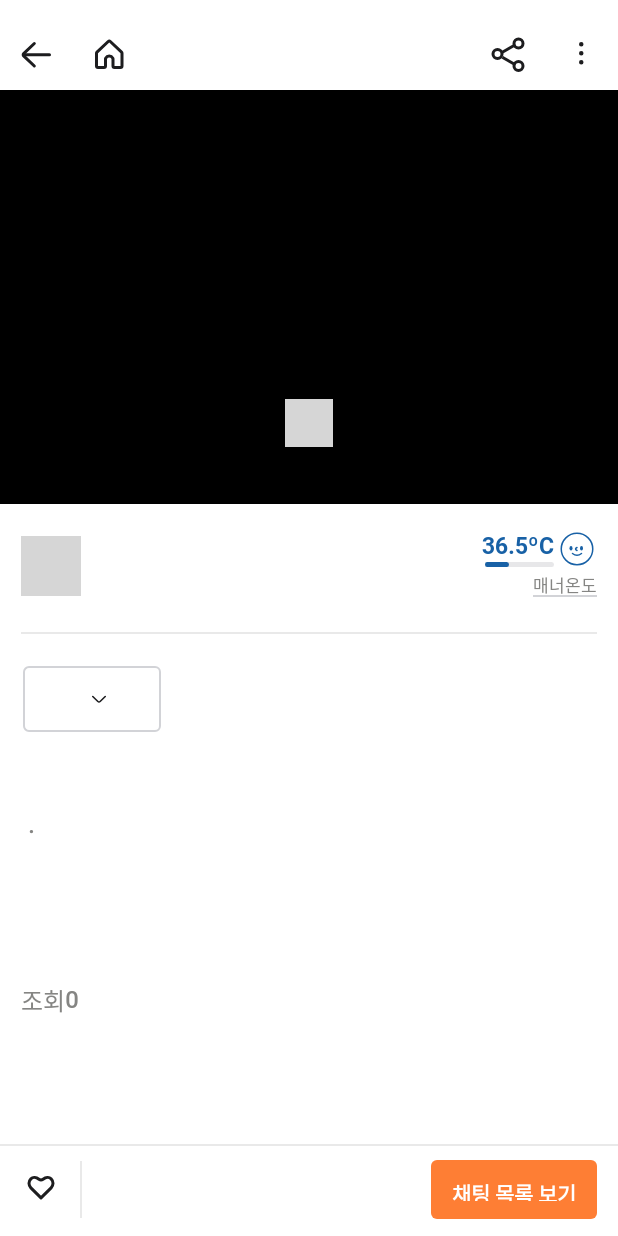
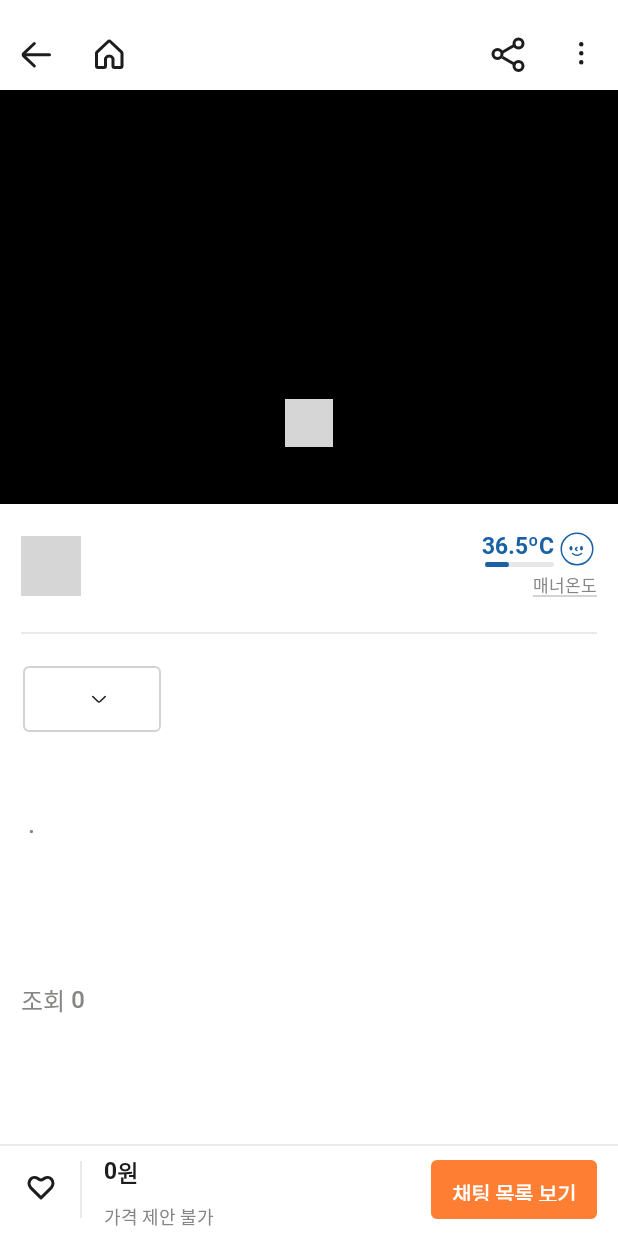
Before and after one commit to THE-SOPT-30th-DaangnMarket-Team16-2/CarrotIsDelicious-AOS, an Android app: the ReadActivity screen opened directly, with no data from a screen before it, on a phone screen of 412 x 824 dp. Run offline under Robolectric (Android 15) with nearby library versions, the phone set to English and light mode, and no system bars; our stand-ins replace data binding; plain views replace WormDotsIndicator; pictures from the network do not load; 3 statements that could not run were skipped; grey boxes are pictures that could not be loaded.

Commit message:
#33 [feature] 상품 상세 페이지 조회 서버 연결 완료

```diff
--- a/app/src/main/java/org/sopt/carrot16_2/data/remote/service/ReadService.kt
+++ b/app/src/main/java/org/sopt/carrot16_2/data/remote/service/ReadService.kt
@@ -6,7 +6,7 @@ import retrofit2.http.GET
 import retrofit2.http.Path
 
 interface ReadService {
-    @GET("feed/:{itemId}")
+    @GET("feed/{itemId}")
     suspend fun getReadItem(
         @Path("itemId") itemId: String
     ): BaseResponse<ReadResponse>
--- a/app/src/main/java/org/sopt/carrot16_2/ui/read/ReadActivity.kt
+++ b/app/src/main/java/org/sopt/carrot16_2/ui/read/ReadActivity.kt
@@ -1,9 +1,6 @@
 package org.sopt.carrot16_2.ui.read
 
-import android.content.Intent
 import android.os.Bundle
-import androidx.activity.result.ActivityResultLauncher
-import androidx.activity.result.contract.ActivityResultContracts
 import androidx.activity.viewModels
 import androidx.viewpager2.widget.ViewPager2
 import org.sopt.carrot16_2.R
@@ -16,8 +13,7 @@ import kotlin.properties.Delegates
 class ReadActivity : BaseActivity<ActivityReadBinding>(R.layout.activity_read) {
     private lateinit var readViewPagerAdapter: ReadViewPagerAdapter
     private val readViewModel by viewModels<ReadViewModel>()
-    private var readId by Delegates.notNull<Int>()
-    private lateinit var getCreateActivityResult : ActivityResultLauncher<Intent>
+    private var readId by Delegates.notNull<String>()
 
     override fun onCreate(savedInstanceState: Bundle?) {
         super.onCreate(savedInstanceState)
@@ -25,6 +21,7 @@ class ReadActivity : BaseActivity<ActivityReadBinding>(R.layout.activity_read) {
 
         initReadId()
         initReadItem()
+        initReadItemObserver()
         initViewPagerAdapter()
         initBackBtnClickListener()
         initStateLayoutClickListener()
@@ -32,16 +29,31 @@ class ReadActivity : BaseActivity<ActivityReadBinding>(R.layout.activity_read) {
     }
 
     private fun initReadId() {
-        readId = intent.getIntExtra("readId", -1)
+        readId = intent.getStringExtra("id").toString()
+        readId = "628f3743b32d474b28bba948"
     }
 
     private fun initReadItem() {
         readViewModel.getReadItem(readId)
     }
 
+    private fun initReadItemObserver() {
+        readViewModel.readItem.observe(this) {
+            readViewPagerAdapter.updateHabitList(it.images)
+            binding.readViewModel = readViewModel
+        }
+
+        readViewModel.isLiked.observe(this) {
+            binding.readViewModel = readViewModel
+        }
+
+        readViewModel.state.observe(this) {
+            binding.readViewModel = readViewModel
+        }
+    }
+
     private fun initViewPagerAdapter() {
-        val readImages = readViewModel.readItem.value?.image
-        readViewPagerAdapter = ReadViewPagerAdapter(readImages!!)
+        readViewPagerAdapter = ReadViewPagerAdapter()
         binding.vpReadImage.adapter = readViewPagerAdapter
         binding.vpReadImage.orientation = ViewPager2.ORIENTATION_HORIZONTAL
         binding.tlReadIndicator.setViewPager2(binding.vpReadImage)
--- a/app/src/main/java/org/sopt/carrot16_2/ui/read/adapter/ReadViewPagerAdapter.kt
+++ b/app/src/main/java/org/sopt/carrot16_2/ui/read/adapter/ReadViewPagerAdapter.kt
@@ -2,13 +2,15 @@ package org.sopt.carrot16_2.ui.read.adapter
 
 import android.view.LayoutInflater
 import android.view.ViewGroup
+import androidx.recyclerview.widget.DiffUtil
+import androidx.recyclerview.widget.ListAdapter
 import androidx.recyclerview.widget.RecyclerView
 import com.bumptech.glide.Glide
 import com.bumptech.glide.load.resource.drawable.DrawableTransitionOptions
 import org.sopt.carrot16_2.databinding.ItemReadVpItemBinding
 
-class ReadViewPagerAdapter(private val imageUrls: List<String>) :
-    RecyclerView.Adapter<ReadViewPagerAdapter.ViewPagerViewHolder>() {
+class ReadViewPagerAdapter :
+    ListAdapter<String, ReadViewPagerAdapter.ViewPagerViewHolder>(readDiffUtil) {
 
     inner class ViewPagerViewHolder(val binding: ItemReadVpItemBinding) :
         RecyclerView.ViewHolder(binding.root) {
@@ -28,8 +30,20 @@ class ReadViewPagerAdapter(private val imageUrls: List<String>) :
     }
 
     override fun onBindViewHolder(holder: ViewPagerViewHolder, position: Int) {
-        holder.onBind(imageUrls[position])
+        holder.onBind(getItem(position))
     }
 
-    override fun getItemCount(): Int = imageUrls.size
+    fun updateHabitList(images: List<String>) {
+        submitList(images)
+    }
+
+    companion object {
+        private val readDiffUtil = object : DiffUtil.ItemCallback<String>() {
+            override fun areItemsTheSame(oldItem: String, newItem: String): Boolean =
+                oldItem == newItem
+
+            override fun areContentsTheSame(oldItem: String, newItem: String): Boolean =
+                oldItem.equals(newItem)
+        }
+    }
 }
--- a/app/src/main/java/org/sopt/carrot16_2/ui/read/viewmodel/ReadViewModel.kt
+++ b/app/src/main/java/org/sopt/carrot16_2/ui/read/viewmodel/ReadViewModel.kt
@@ -4,9 +4,10 @@ import android.util.Log
 import androidx.lifecycle.LiveData
 import androidx.lifecycle.MutableLiveData
 import androidx.lifecycle.ViewModel
+import androidx.lifecycle.viewModelScope
+import kotlinx.coroutines.launch
 import org.sopt.carrot16_2.data.remote.RetrofitBuilder
 import org.sopt.carrot16_2.data.remote.entity.response.ReadResponse
-import org.sopt.carrot16_2.data.remote.entity.response.User
 import org.sopt.carrot16_2.data.remote.service.ReadService
 
 class ReadViewModel : ViewModel() {
@@ -15,42 +16,35 @@ class ReadViewModel : ViewModel() {
     private val _readItem = MutableLiveData<ReadResponse>()
     val readItem: LiveData<ReadResponse> = _readItem
 
+    private val _isLiked = MutableLiveData<Boolean>()
+    val isLiked: LiveData<Boolean> = _isLiked
+
+    private val _state = MutableLiveData<Int>()
+    val state: LiveData<Int> = _state
+
     fun initState(state: Int) {
+        _state.value = state
         _readItem.value?.onSale = state
         Log.d("testttt", readItem.value?.onSale.toString())
     }
 
     fun initHeart() {
+        _isLiked.value = _isLiked.value != true
         _readItem.value?.isLiked = readItem.value?.isLiked != true
         Log.d("testttt", readItem.value?.isLiked.toString())
     }
 
-    fun getReadItem(readId: Int) {
-        //test
-        val list: List<String> = listOf(
-            "https://icatcare.org/app/uploads/2018/07/Thinking-of-getting-a-cat.png",
-            "https://icatcare.org/app/uploads/2018/07/Thinking-of-getting-a-cat.png",
-            "https://icatcare.org/app/uploads/2018/07/Thinking-of-getting-a-cat.png"
-        )
-        _readItem.value = ReadResponse(
-            "category",
-            "content",
-            "createdAt",
-            list,
-            true,
-            "가격 제안 가능",
-            0,
-            16000,
-            "title",
-            User(
-                "area",
-                "name",
-                "https://icatcare.org/app/uploads/2018/07/Thinking-of-getting-a-cat.png"
-            ),
-            1
-        )
+    fun getReadItem(readId: String) {
+        viewModelScope.launch {
+            kotlin.runCatching {
+                readService.getReadItem(readId)
+            }.onSuccess { response ->
+                val data = response.data ?: throw NullPointerException("Read 통신 에러")
+                _readItem.postValue(data)
+            }.onFailure {
 
-        readItem.value?.let { initState(it.onSale) }
+            }
+        }
     }
 
     companion object {
--- a/app/src/main/java/org/sopt/carrot16_2/util/BindingAdapters.kt
+++ b/app/src/main/java/org/sopt/carrot16_2/util/BindingAdapters.kt
@@ -9,7 +9,7 @@ import org.sopt.carrot16_2.R
 object BindingAdapters {
     @JvmStatic
     @BindingAdapter("setImage")
-    fun setImage(imageview: ImageView, url: String) {
+    fun setImage(imageview: ImageView, url: String?) {
         Glide.with(imageview.context)
             .load(url)
             .into(imageview)
@@ -17,7 +17,7 @@ object BindingAdapters {
 
     @JvmStatic
     @BindingAdapter("setCircleImage")
-    fun setCircleImage(imageview: ImageView, url: String) {
+    fun setCircleImage(imageview: ImageView, url: String?) {
         Glide.with(imageview.context)
             .load(url)
             .circleCrop()
@@ -26,7 +26,7 @@ object BindingAdapters {
 
     @JvmStatic
     @BindingAdapter("setReadState")
-    fun setReadState(textView: TextView, state: Int) {
+    fun setReadState(textView: TextView, state: Int?) {
         textView.setText(
             when (state) {
                 0 -> R.string.state_selling
--- a/app/src/main/res/layout/activity_read.xml
+++ b/app/src/main/res/layout/activity_read.xml
@@ -140,7 +140,7 @@
                     android:layout_marginTop="5dp"
                     android:fontFamily="@font/roboto_medium"
                     android:includeFontPadding="false"
-                    android:text="@{readViewModel.readItem.user.area}"
+                    android:text="@{readViewModel.readItem.user.region}"
                     android:textColor="@color/carrot_and_black2"
                     android:textSize="12sp"
                     app:layout_constraintBottom_toBottomOf="@id/iv_read_profile"
@@ -301,7 +301,7 @@
                     android:layout_height="wrap_content"
                     android:fontFamily="@font/roboto_medium"
                     android:includeFontPadding="false"
-                    android:text="@{readViewModel.readItem.createdAt}"
+                    android:text="@{readViewModel.readItem.createAt}"
                     android:textColor="@color/carrot_and_darkgray"
                     android:textSize="16sp"
                     app:layout_constraintBottom_toBottomOf="@id/tv_read_category"
@@ -327,7 +327,7 @@
                     android:layout_marginEnd="15dp"
                     android:fontFamily="@font/roboto_medium"
                     android:includeFontPadding="false"
-                    android:text="@{readViewModel.readItem.content}"
+                    android:text="@{readViewModel.readItem.contents}"
                     android:textColor="@color/carrot_and_black2"
                     android:textSize="20sp"
                     app:layout_constraintEnd_toEndOf="parent"
@@ -343,7 +343,7 @@
                     android:layout_marginBottom="4dp"
                     android:fontFamily="@font/roboto_medium"
                     android:includeFontPadding="false"
-                    android:text="@string/read_views"
+                    android:text="@{@string/read_views + ` `}"
                     android:textColor="@color/carrot_and_darkgray"
                     android:textSize="16sp"
                     app:layout_constraintEnd_toStartOf="@+id/tv_read_views_count"
@@ -414,11 +414,24 @@
                 android:layout_marginTop="8dp"
                 android:fontFamily="@font/roboto_bold"
                 android:includeFontPadding="false"
-                android:text="@{readViewModel.readItem.price}"
+                android:text="@{Integer.toString(readViewModel.readItem.price)}"
                 android:textColor="@color/carrot_and_black2"
                 android:textSize="15sp"
                 app:layout_constraintStart_toStartOf="@+id/view_read_divider3"
                 app:layout_constraintTop_toBottomOf="@id/view_read_divider2" />
+
+            <TextView
+                android:id="@+id/tv_read_price_won"
+                android:layout_width="wrap_content"
+                android:layout_height="wrap_content"
+                android:fontFamily="@font/roboto_bold"
+                android:includeFontPadding="false"
+                android:text="@string/read_price_won"
+                android:textColor="@color/carrot_and_black2"
+                android:textSize="15sp"
+                app:layout_constraintBottom_toBottomOf="@+id/tv_read_price"
+                app:layout_constraintStart_toEndOf="@+id/tv_read_price"
+                app:layout_constraintTop_toTopOf="@+id/tv_read_price" />
 
             <TextView
                 android:id="@+id/tv_read_negotiation"
@@ -428,7 +441,7 @@
                 android:layout_marginTop="12dp"
                 android:fontFamily="@font/roboto_medium"
                 android:includeFontPadding="false"
-                android:text="@{readViewModel.readItem.isPriceSuggestion}"
+                android:text="@{readViewModel.readItem.isPriceSuggestion ? @string/read_price_suggestion_true: @string/read_price_suggestion_false}"
                 android:textColor="@color/carrot_and_darkgray"
                 android:textSize="12sp"
                 app:layout_constraintStart_toStartOf="@+id/view_read_divider3"
--- a/app/src/main/res/values/strings.xml
+++ b/app/src/main/res/values/strings.xml
@@ -32,4 +32,6 @@
     <string name="read_dot">·</string>
     <string name="read_views">조회</string>
     <string name="read_price_won">원</string>
+    <string name="read_price_suggestion_true">가격 제안하기</string>
+    <string name="read_price_suggestion_false">가격 제안 불가</string>
 </resources>
```
Also changed, not shown: app/src/main/java/org/sopt/carrot16_2/data/remote/entity/response/ReadResponse.kt (+10 -7 lines).
